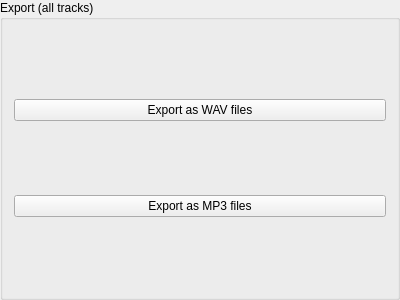
Above: export/exportbuttongroup.ui from genosse-einhorn/FishyRecorder before the change. Below: the same form after it.
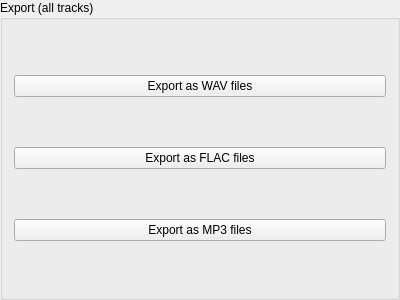
That is the form after the change.

Commit message:
Implement FLAC export
It turns out that flac only uses integer samples. So this time, we
even implement dithering to hopefully ensure good sound quality.

```diff
--- a/export/exportbuttongroup.ui
+++ b/export/exportbuttongroup.ui
@@ -24,6 +24,13 @@
      </property>
     </widget>
    </item>
+   <item>
+    <widget class="QPushButton" name="exportAsFlacBtn">
+     <property name="text">
+      <string>Export as FLAC files</string>
+     </property>
+    </widget>
+   </item>
    <item>
     <widget class="QPushButton" name="exportAsMp3Btn">
      <property name="text">
```
The commit also changes 5 other files.
